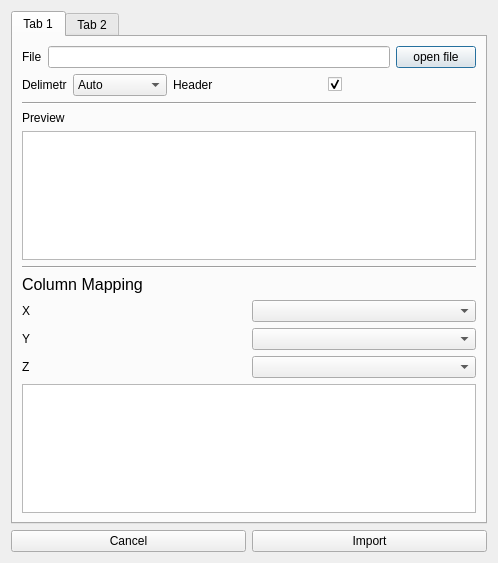
Old version of the form gui/dialogs/ImportDialog.ui in the repository CaptBerry/temp_x_research.
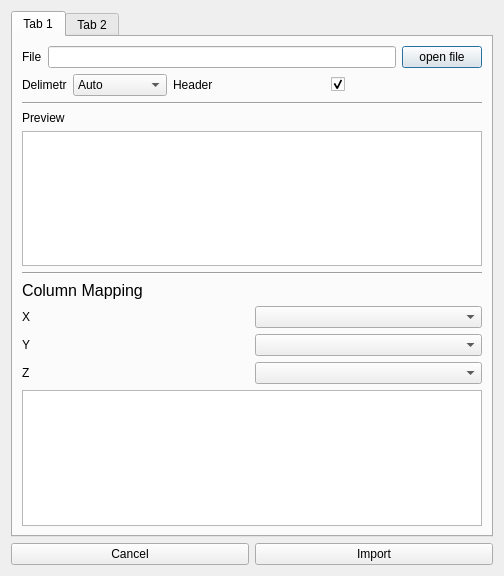
New version of the form.

```diff
--- a/gui/dialogs/ImportDialog.ui
+++ b/gui/dialogs/ImportDialog.ui
@@ -6,8 +6,8 @@
    <rect>
     <x>0</x>
     <y>0</y>
-    <width>498</width>
-    <height>563</height>
+    <width>504</width>
+    <height>576</height>
    </rect>
   </property>
   <property name="minimumSize">
```
